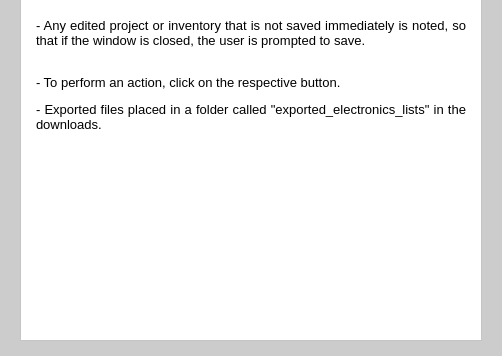
First picture: the form in Program_Files/how_to_use.ui, repository Thomas1B/Electronics-Inventory-Program, before the edit; both pictures show x 0 to 502 and y 224 to 580 of the 502 by 580 pixel window.
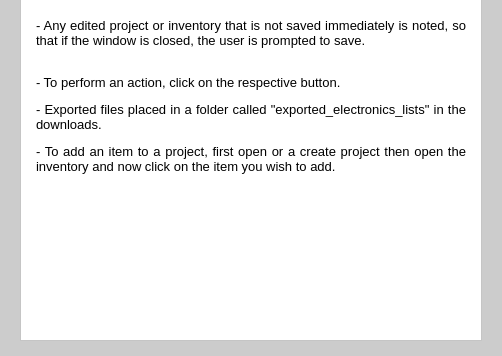
Second picture: the form after the edit. Icons and pictures are not drawn.

What changed in the file:
```diff
--- a/Program_Files/how_to_use.ui
+++ b/Program_Files/how_to_use.ui
@@ -104,7 +104,8 @@
 &lt;p align=&quot;justify&quot; style=&quot; margin-top:12px; margin-bottom:0px; margin-left:0px; margin-right:0px; -qt-block-indent:0; text-indent:0px;&quot;&gt;- Any edited project or inventory that is not saved immediately is noted, so that if the window is closed, the user is prompted to save.&lt;/p&gt;
 &lt;p align=&quot;justify&quot; style=&quot;-qt-paragraph-type:empty; margin-top:12px; margin-bottom:0px; margin-left:0px; margin-right:0px; -qt-block-indent:0; text-indent:0px;&quot;&gt;&lt;br /&gt;&lt;/p&gt;
 &lt;p align=&quot;justify&quot; style=&quot; margin-top:0px; margin-bottom:12px; margin-left:0px; margin-right:0px; -qt-block-indent:0; text-indent:0px;&quot;&gt;- To perform an action, click on the respective button.&lt;/p&gt;
-&lt;p align=&quot;justify&quot; style=&quot; margin-top:0px; margin-bottom:12px; margin-left:0px; margin-right:0px; -qt-block-indent:0; text-indent:0px;&quot;&gt;- Exported files placed in a folder called &amp;quot;exported_electronics_lists&amp;quot; in the downloads.&lt;/p&gt;&lt;/body&gt;&lt;/html&gt;</string>
+&lt;p align=&quot;justify&quot; style=&quot; margin-top:0px; margin-bottom:12px; margin-left:0px; margin-right:0px; -qt-block-indent:0; text-indent:0px;&quot;&gt;- Exported files placed in a folder called &amp;quot;exported_electronics_lists&amp;quot; in the downloads.&lt;/p&gt;
+&lt;p align=&quot;justify&quot; style=&quot; margin-top:0px; margin-bottom:12px; margin-left:0px; margin-right:0px; -qt-block-indent:0; text-indent:0px;&quot;&gt;- To add an item to a project, first open or a create project then open the inventory and now click on the item you wish to add.&lt;/p&gt;&lt;/body&gt;&lt;/html&gt;</string>
           </property>
           <property name="textFormat">
            <enum>Qt::AutoText</enum>
```
